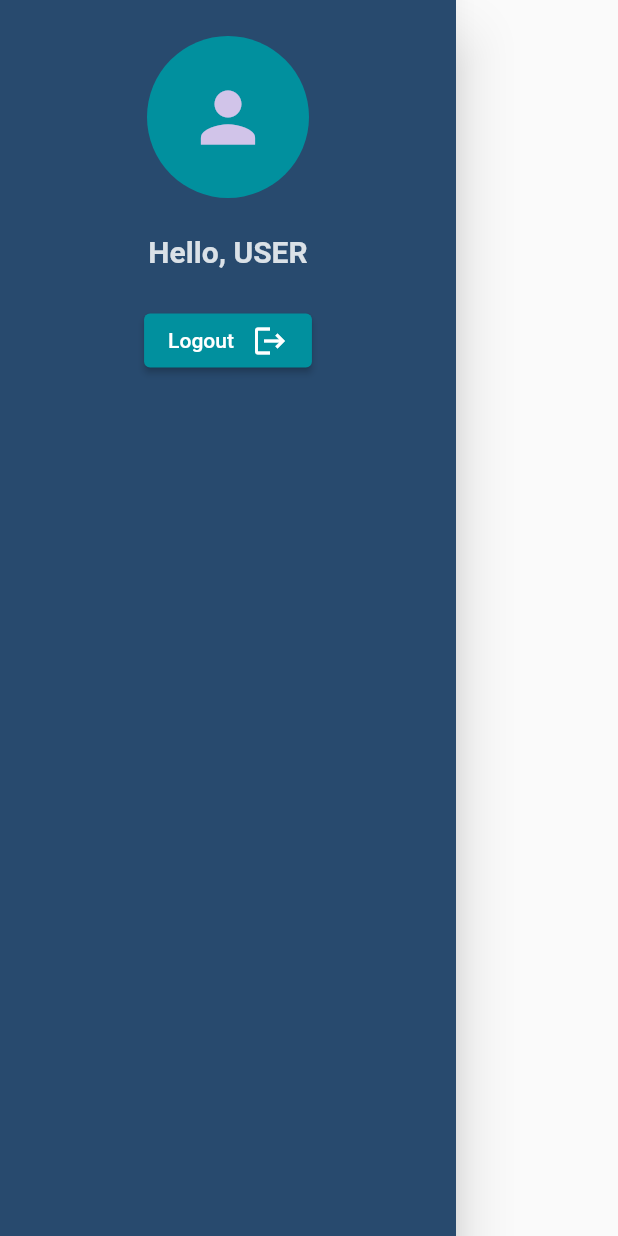
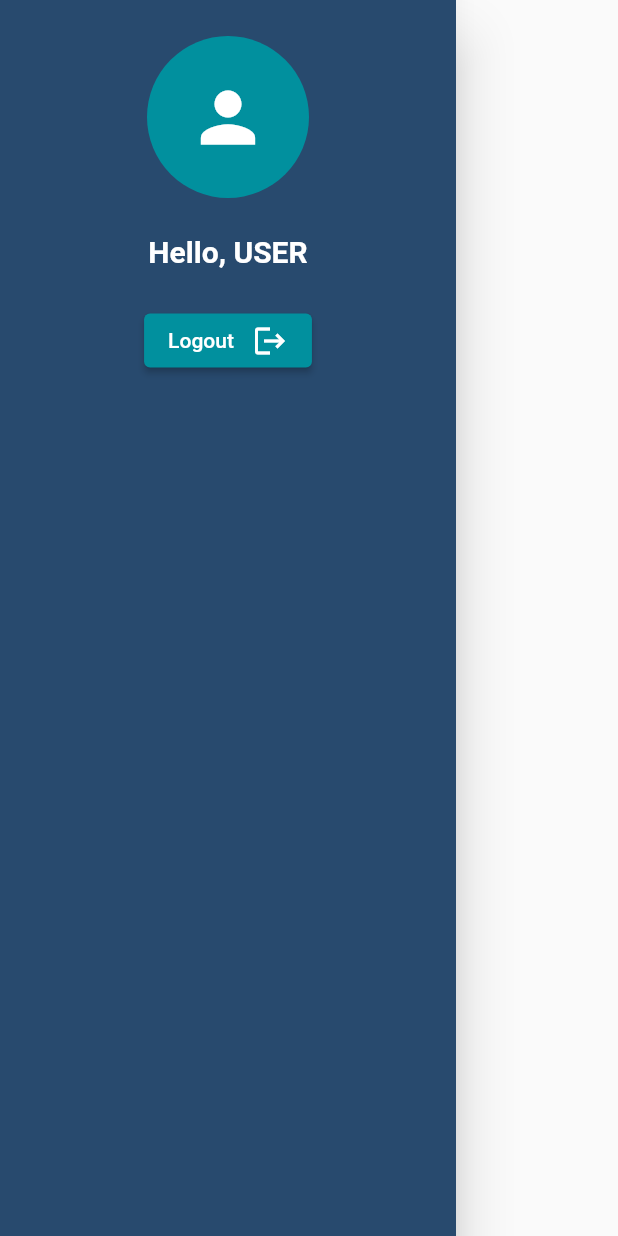
Before and after one commit to MauL08/SynapsisTest, a Flutter app: the DrawerPage widget shown alone on an empty page, opened directly, on a phone screen of 412 x 824 dp. Run offline on Flutter 3.47's test engine with Material 2 defaults, Android fonts, the phone set to English and light mode, and no system bars; our stand-ins replace device_info_plus, fl_chart, flutter_map, geolocator, get, latlong2 and 1 more; missing offline and left inert: battery_info.

Commit message:
change color drawer text

```diff
--- a/lib/pages/drawer_page/drawer_page.dart
+++ b/lib/pages/drawer_page/drawer_page.dart
@@ -21,6 +21,7 @@ class DrawerPage extends StatelessWidget {
               child: Icon(
                 Icons.person,
                 size: 54,
+                color: Colors.white,
               ),
             ),
             SizedBox(
@@ -29,7 +30,7 @@ class DrawerPage extends StatelessWidget {
             Text(
               'Hello, USER',
               style: heading1Style.copyWith(
-                color: secondaryColor,
+                color: Colors.white,
                 fontSize: 20,
               ),
             ),
```
